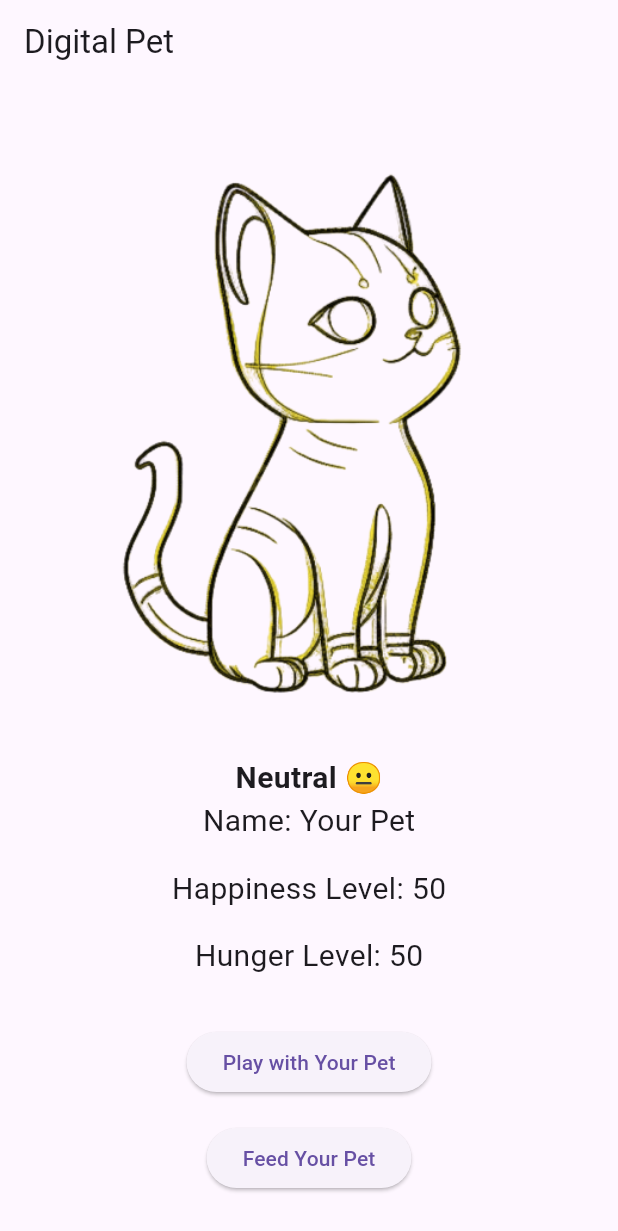
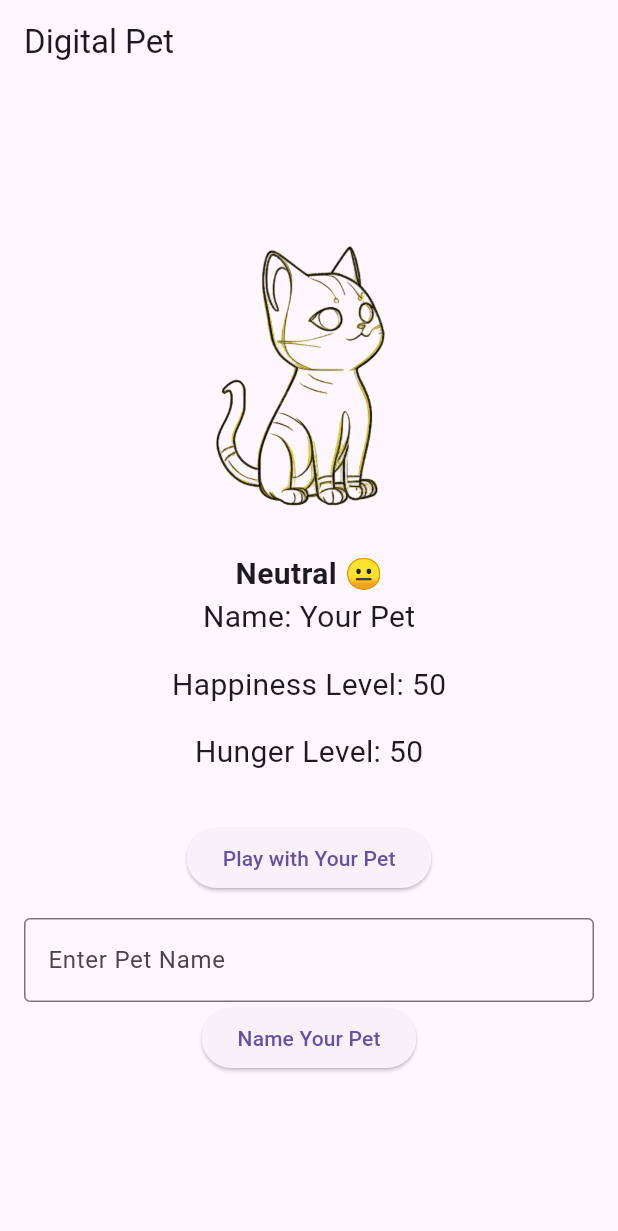
Before and after one commit to husainarib/MAD-Coding-Challenge, a Flutter app: the screen it shows after launch, on a phone screen of 412 x 824 dp. Shown: the top 1231 px of the screen. Run offline on Flutter 3.47's test engine with Material 3 defaults, Android fonts, the light colour scheme and no system bars.

Commit message:
Added ability to name pet

```diff
--- a/lib/main.dart
+++ b/lib/main.dart
@@ -29,6 +29,8 @@ class _DigitalPetAppState extends State<DigitalPetApp> {
   int hungerLevel = 50;
 
   String _currentImage = 'lib/img/cat-nothing.png';
+
+  final TextEditingController _nameController = TextEditingController();
 
   // Function to increase happiness and update hunger when playing with the pet
 
@@ -111,6 +113,12 @@ class _DigitalPetAppState extends State<DigitalPetApp> {
 
   }
 
+  void _namePet() {
+    setState(() {
+      petName = _nameController.text;
+    });
+    _nameController.clear();
+  }
 
   @override
 
@@ -133,8 +141,8 @@ class _DigitalPetAppState extends State<DigitalPetApp> {
           children: <Widget>[
             Image.asset(
               _currentImage,
-              width: 400,
-              height: 400,
+              width: 200,
+              height: 200,
               color: _getPetColor(),
               colorBlendMode: BlendMode.modulate,
             ),
@@ -180,13 +188,26 @@ class _DigitalPetAppState extends State<DigitalPetApp> {
 
             SizedBox(height: 16.0),
 
+            Padding(
+              padding: const EdgeInsets.symmetric(horizontal: 16.0),
+              child: TextField(
+                controller: _nameController,
+                decoration: InputDecoration(
+                  border: OutlineInputBorder(),
+                  labelText: 'Enter Pet Name',
+                ),
+              ),
+            ),
+
             ElevatedButton(
 
-              onPressed: _feedPet,
+              onPressed: _namePet,
 
-              child: Text('Feed Your Pet'),
+              child: Text('Name Your Pet'),
 
             ),
+
+            SizedBox(height: 16.0),
 
           ],
 
```
